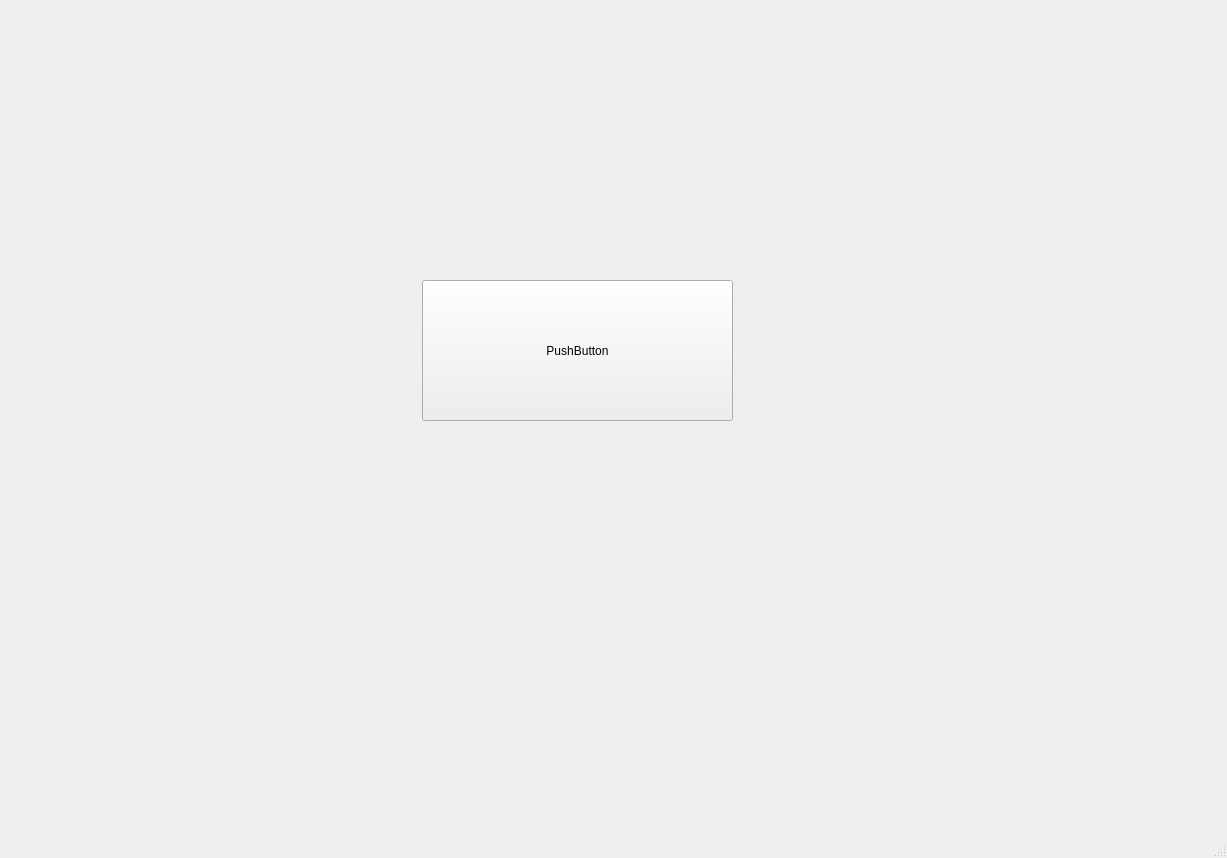
Old version of the form design.ui in the repository mohandemadx/DSP_TASK3.
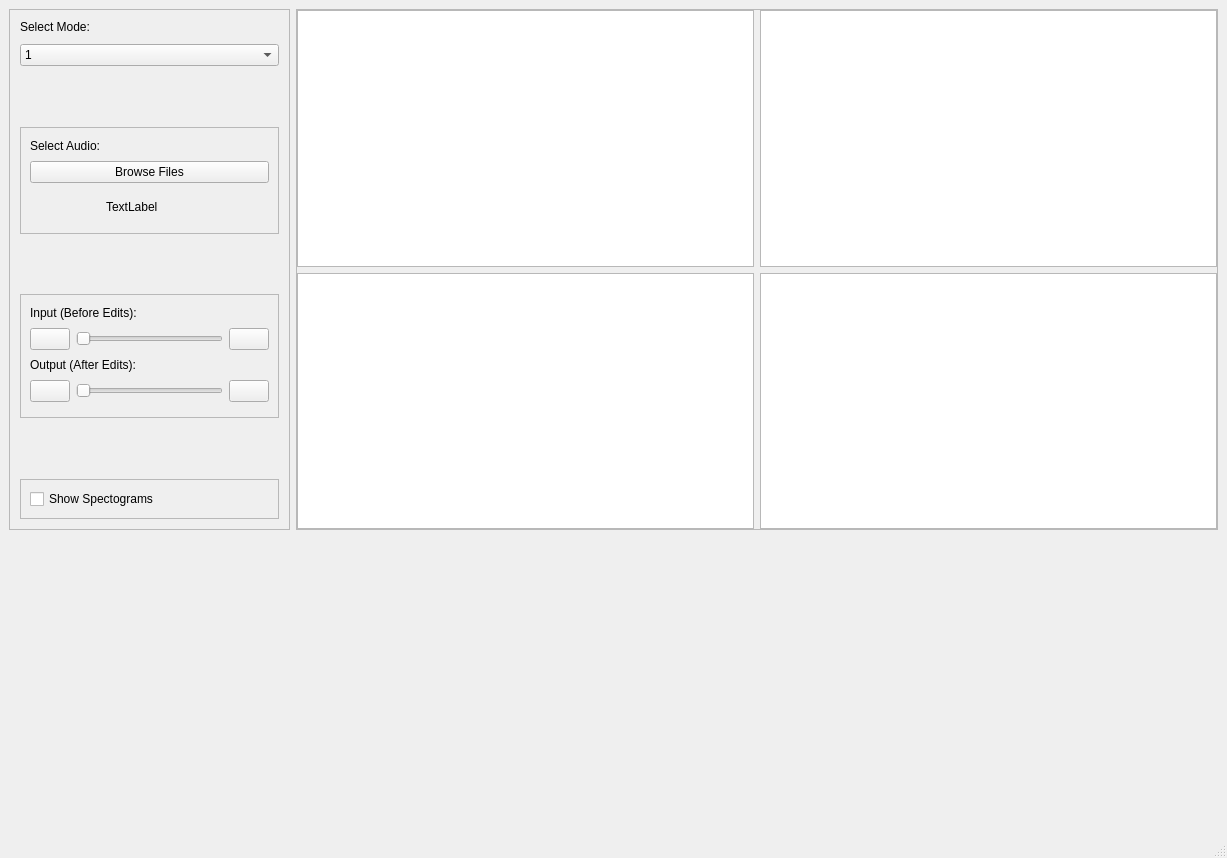
New version of the form.

```diff
--- a/design.ui
+++ b/design.ui
@@ -13,20 +13,409 @@
   <property name="windowTitle">
    <string>MainWindow</string>
   </property>
+  <property name="documentMode">
+   <bool>false</bool>
+  </property>
   <widget class="QWidget" name="centralwidget">
-   <widget class="QPushButton" name="pushButton">
-    <property name="geometry">
-     <rect>
-      <x>422</x>
-      <y>280</y>
-      <width>311</width>
-      <height>141</height>
-     </rect>
-    </property>
-    <property name="text">
-     <string>PushButton</string>
-    </property>
-   </widget>
+   <layout class="QGridLayout" name="gridLayout_5">
+    <item row="0" column="0">
+     <widget class="QFrame" name="Options_frame">
+      <property name="sizePolicy">
+       <sizepolicy hsizetype="Preferred" vsizetype="Preferred">
+        <horstretch>0</horstretch>
+        <verstretch>0</verstretch>
+       </sizepolicy>
+      </property>
+      <property name="maximumSize">
+       <size>
+        <width>281</width>
+        <height>523</height>
+       </size>
+      </property>
+      <property name="frameShape">
+       <enum>QFrame::StyledPanel</enum>
+      </property>
+      <property name="frameShadow">
+       <enum>QFrame::Sunken</enum>
+      </property>
+      <layout class="QGridLayout" name="gridLayout_3">
+       <property name="leftMargin">
+        <number>10</number>
+       </property>
+       <property name="topMargin">
+        <number>10</number>
+       </property>
+       <property name="rightMargin">
+        <number>10</number>
+       </property>
+       <property name="bottomMargin">
+        <number>10</number>
+       </property>
+       <property name="horizontalSpacing">
+        <number>0</number>
+       </property>
+       <property name="verticalSpacing">
+        <number>10</number>
+       </property>
+       <item row="2" column="0">
+        <spacer name="verticalSpacer_3">
+         <property name="orientation">
+          <enum>Qt::Vertical</enum>
+         </property>
+         <property name="sizeHint" stdset="0">
+          <size>
+           <width>20</width>
+           <height>40</height>
+          </size>
+         </property>
+        </spacer>
+       </item>
+       <item row="6" column="0">
+        <spacer name="verticalSpacer_2">
+         <property name="orientation">
+          <enum>Qt::Vertical</enum>
+         </property>
+         <property name="sizeHint" stdset="0">
+          <size>
+           <width>20</width>
+           <height>40</height>
+          </size>
+         </property>
+        </spacer>
+       </item>
+       <item row="9" column="0">
+        <widget class="QFrame" name="HideFrame">
+         <property name="sizePolicy">
+          <sizepolicy hsizetype="Preferred" vsizetype="Fixed">
+           <horstretch>0</horstretch>
+           <verstretch>0</verstretch>
+          </sizepolicy>
+         </property>
+         <property name="frameShape">
+          <enum>QFrame::StyledPanel</enum>
+         </property>
+         <property name="frameShadow">
+          <enum>QFrame::Plain</enum>
+         </property>
+         <layout class="QVBoxLayout" name="verticalLayout_2">
+          <item>
+           <widget class="QCheckBox" name="showCheckBox">
+            <property name="text">
+             <string>Show Spectograms</string>
+            </property>
+           </widget>
+          </item>
+         </layout>
+        </widget>
+       </item>
+       <item row="0" column="0">
+        <widget class="QLabel" name="label">
+         <property name="sizePolicy">
+          <sizepolicy hsizetype="Preferred" vsizetype="Maximum">
+           <horstretch>0</horstretch>
+           <verstretch>0</verstretch>
+          </sizepolicy>
+         </property>
+         <property name="text">
+          <string>Select Mode:</string>
+         </property>
+        </widget>
+       </item>
+       <item row="7" column="0">
+        <widget class="QFrame" name="AudioPlayerFrame">
+         <property name="sizePolicy">
+          <sizepolicy hsizetype="Preferred" vsizetype="Fixed">
+           <horstretch>0</horstretch>
+           <verstretch>0</verstretch>
+          </sizepolicy>
+         </property>
+         <property name="minimumSize">
+          <size>
+           <width>0</width>
+           <height>124</height>
+          </size>
+         </property>
+         <property name="frameShape">
+          <enum>QFrame::StyledPanel</enum>
+         </property>
+         <property name="frameShadow">
+          <enum>QFrame::Plain</enum>
+         </property>
+         <layout class="QGridLayout" name="gridLayout_2">
+          <item row="0" column="0" colspan="2">
+           <widget class="QLabel" name="label_3">
+            <property name="sizePolicy">
+             <sizepolicy hsizetype="Preferred" vsizetype="Maximum">
+              <horstretch>0</horstretch>
+              <verstretch>0</verstretch>
+             </sizepolicy>
+            </property>
+            <property name="text">
+             <string>Input (Before Edits):</string>
+            </property>
+           </widget>
+          </item>
+          <item row="1" column="0">
+           <widget class="QPushButton" name="playButton1">
+            <property name="sizePolicy">
+             <sizepolicy hsizetype="Maximum" vsizetype="Maximum">
+              <horstretch>0</horstretch>
+              <verstretch>0</verstretch>
+             </sizepolicy>
+            </property>
+            <property name="text">
+             <string/>
+            </property>
+           </widget>
+          </item>
+          <item row="2" column="0" colspan="2">
+           <widget class="QLabel" name="label_4">
+            <property name="sizePolicy">
+             <sizepolicy hsizetype="Preferred" vsizetype="Maximum">
+              <horstretch>0</horstretch>
+              <verstretch>0</verstretch>
+             </sizepolicy>
+            </property>
+            <property name="text">
+             <string>Output (After Edits):</string>
+            </property>
+           </widget>
+          </item>
+          <item row="1" column="1">
+           <widget class="QSlider" name="audioSlider1">
+            <property name="orientation">
+             <enum>Qt::Horizontal</enum>
+            </property>
+           </widget>
+          </item>
+          <item row="3" column="1">
+           <widget class="QSlider" name="audioSlider2">
+            <property name="orientation">
+             <enum>Qt::Horizontal</enum>
+            </property>
+           </widget>
+          </item>
+          <item row="3" column="2">
+           <widget class="QPushButton" name="muteButton2">
+            <property name="sizePolicy">
+             <sizepolicy hsizetype="Maximum" vsizetype="Maximum">
+              <horstretch>0</horstretch>
+              <verstretch>0</verstretch>
+             </sizepolicy>
+            </property>
+            <property name="text">
+             <string/>
+            </property>
+           </widget>
+          </item>
+          <item row="3" column="0">
+           <widget class="QPushButton" name="playButton2">
+            <property name="sizePolicy">
+             <sizepolicy hsizetype="Maximum" vsizetype="Maximum">
+              <horstretch>0</horstretch>
+              <verstretch>0</verstretch>
+             </sizepolicy>
+            </property>
+            <property name="text">
+             <string/>
+            </property>
+           </widget>
+          </item>
+          <item row="1" column="2">
+           <widget class="QPushButton" name="muteButton1">
+            <property name="sizePolicy">
+             <sizepolicy hsizetype="Maximum" vsizetype="Maximum">
+              <horstretch>0</horstretch>
+              <verstretch>0</verstretch>
+             </sizepolicy>
+            </property>
+            <property name="text">
+             <string/>
+            </property>
+           </widget>
+          </item>
+         </layout>
+        </widget>
+       </item>
+       <item row="1" column="0">
+        <widget class="QComboBox" name="mode_comboBox">
+         <item>
+          <property name="text">
+           <string>1</string>
+          </property>
+         </item>
+         <item>
+          <property name="text">
+           <string>2</string>
+          </property>
+         </item>
+         <item>
+          <property name="text">
+           <string>3</string>
+          </property>
+         </item>
+        </widget>
+       </item>
+       <item row="3" column="0" rowspan="3">
+        <widget class="QFrame" name="ImportFrame">
+         <property name="sizePolicy">
+          <sizepolicy hsizetype="Expanding" vsizetype="Fixed">
+           <horstretch>0</horstretch>
+           <verstretch>0</verstretch>
+          </sizepolicy>
+         </property>
+         <property name="minimumSize">
+          <size>
+           <width>0</width>
+           <height>107</height>
+          </size>
+         </property>
+         <property name="frameShape">
+          <enum>QFrame::StyledPanel</enum>
+         </property>
+         <property name="frameShadow">
+          <enum>QFrame::Plain</enum>
+         </property>
+         <layout class="QGridLayout" name="gridLayout">
+          <item row="0" column="0">
+           <widget class="QLabel" name="label_2">
+            <property name="sizePolicy">
+             <sizepolicy hsizetype="Preferred" vsizetype="Maximum">
+              <horstretch>0</horstretch>
+              <verstretch>0</verstretch>
+             </sizepolicy>
+            </property>
+            <property name="text">
+             <string>Select Audio:</string>
+            </property>
+           </widget>
+          </item>
+          <item row="1" column="0" colspan="3">
+           <widget class="QPushButton" name="importButton">
+            <property name="text">
+             <string>Browse Files</string>
+            </property>
+           </widget>
+          </item>
+          <item row="2" column="0">
+           <widget class="QLabel" name="label_5">
+            <property name="sizePolicy">
+             <sizepolicy hsizetype="Fixed" vsizetype="Fixed">
+              <horstretch>5</horstretch>
+              <verstretch>5</verstretch>
+             </sizepolicy>
+            </property>
+            <property name="minimumSize">
+             <size>
+              <width>5</width>
+              <height>5</height>
+             </size>
+            </property>
+            <property name="maximumSize">
+             <size>
+              <width>31</width>
+              <height>31</height>
+             </size>
+            </property>
+            <property name="text">
+             <string/>
+            </property>
+            <property name="scaledContents">
+             <bool>true</bool>
+            </property>
+            <property name="alignment">
+             <set>Qt::AlignCenter</set>
+            </property>
+            <property name="wordWrap">
+             <bool>false</bool>
+            </property>
+           </widget>
+          </item>
+          <item row="2" column="1" alignment="Qt::AlignLeft">
+           <widget class="QLabel" name="musicfileName">
+            <property name="text">
+             <string>TextLabel</string>
+            </property>
+           </widget>
+          </item>
+         </layout>
+        </widget>
+       </item>
+       <item row="8" column="0">
+        <spacer name="verticalSpacer">
+         <property name="orientation">
+          <enum>Qt::Vertical</enum>
+         </property>
+         <property name="sizeHint" stdset="0">
+          <size>
+           <width>20</width>
+           <height>40</height>
+          </size>
+         </property>
+        </spacer>
+       </item>
+      </layout>
+     </widget>
+    </item>
+    <item row="0" column="1">
+     <widget class="QFrame" name="Graph_frame">
+      <property name="minimumSize">
+       <size>
+        <width>881</width>
+        <height>521</height>
+       </size>
+      </property>
+      <property name="frameShape">
+       <enum>QFrame::StyledPanel</enum>
+      </property>
+      <property name="frameShadow">
+       <enum>QFrame::Raised</enum>
+      </property>
+      <layout class="QGridLayout" name="gridLayout_4">
+       <property name="leftMargin">
+        <number>0</number>
+       </property>
+       <property name="topMargin">
+        <number>0</number>
+       </property>
+       <property name="rightMargin">
+        <number>0</number>
+       </property>
+       <property name="bottomMargin">
+        <number>0</number>
+       </property>
+       <property name="verticalSpacing">
+        <number>6</number>
+       </property>
+       <item row="0" column="1">
+        <widget class="QGraphicsView" name="OutputGraph"/>
+       </item>
+       <item row="1" column="0">
+        <widget class="QGraphicsView" name="SpectoGraph1"/>
+       </item>
+       <item row="0" column="0">
+        <widget class="QGraphicsView" name="InputGraph"/>
+       </item>
+       <item row="1" column="1">
+        <widget class="QGraphicsView" name="SpectoGraph2"/>
+       </item>
+      </layout>
+     </widget>
+    </item>
+    <item row="1" column="1">
+     <spacer name="verticalSpacer_4">
+      <property name="orientation">
+       <enum>Qt::Vertical</enum>
+      </property>
+      <property name="sizeHint" stdset="0">
+       <size>
+        <width>20</width>
+        <height>257</height>
+       </size>
+      </property>
+     </spacer>
+    </item>
+   </layout>
   </widget>
   <widget class="QMenuBar" name="menubar">
    <property name="geometry">
```
